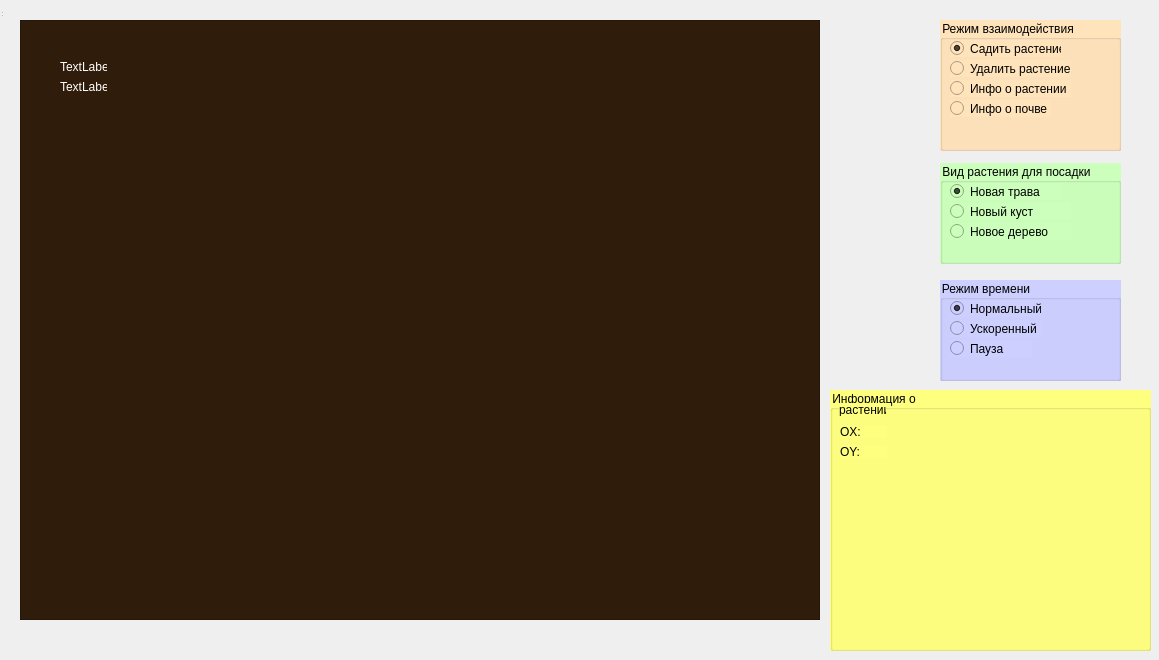
Qt form Forest/mainwidget.ui (GulinAlexey/Prakt2021) before a commit.
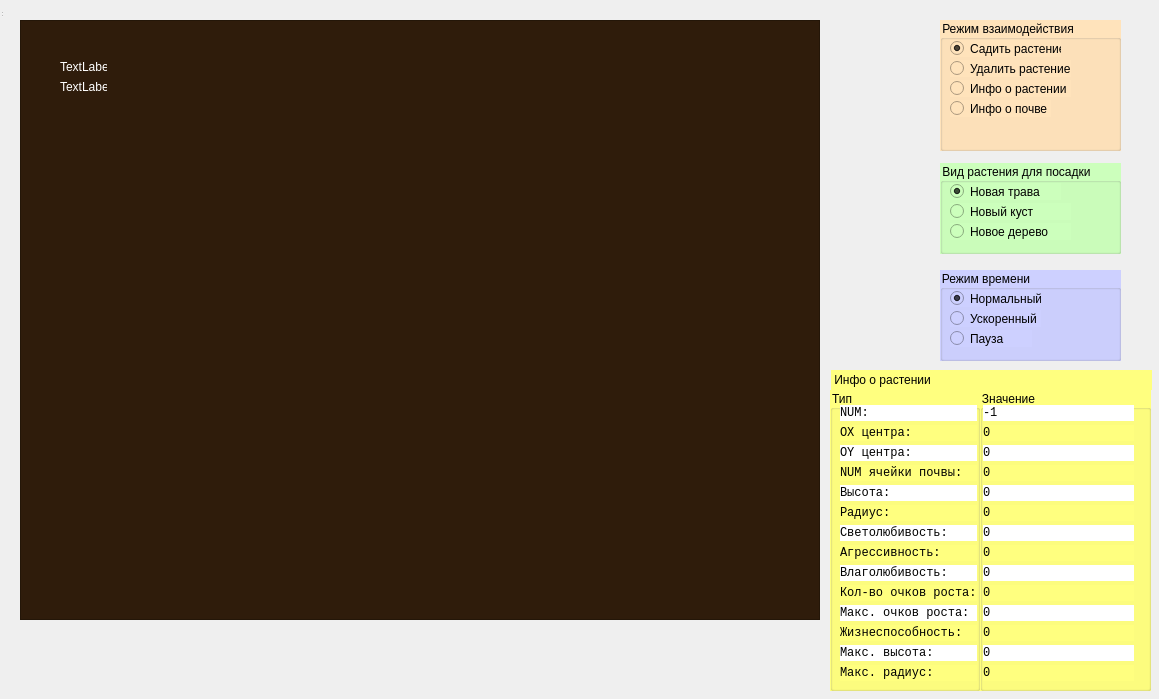
The same form after that commit. Icons and pictures are not drawn.

Commit message: Добавлен и спроектирован блок с инфо о растении

Diff of the .ui file:
```diff
--- a/Forest/mainwidget.ui
+++ b/Forest/mainwidget.ui
@@ -7,7 +7,7 @@
     <x>0</x>
     <y>0</y>
     <width>1159</width>
-    <height>660</height>
+    <height>699</height>
    </rect>
   </property>
   <property name="minimumSize">
@@ -108,9 +108,9 @@
    <property name="geometry">
     <rect>
      <x>940</x>
-     <y>280</y>
+     <y>270</y>
      <width>181</width>
-     <height>101</height>
+     <height>91</height>
     </rect>
    </property>
    <property name="styleSheet">
@@ -468,7 +468,7 @@
      <x>940</x>
      <y>163</y>
      <width>181</width>
-     <height>101</height>
+     <height>91</height>
     </rect>
    </property>
    <property name="styleSheet">
@@ -525,8 +525,8 @@
     <rect>
      <x>830</x>
      <y>390</y>
-     <width>321</width>
-     <height>261</height>
+     <width>150</width>
+     <height>301</height>
     </rect>
    </property>
    <property name="palette">
@@ -975,32 +975,27 @@
     <string notr="true">background-color: rgb(255, 255, 127);</string>
    </property>
    <property name="title">
-    <string>Информация о</string>
+    <string>Тип</string>
    </property>
-   <widget class="QLabel" name="info_0">
-    <property name="geometry">
-     <rect>
-      <x>9</x>
-      <y>13</y>
-      <width>47</width>
-      <height>13</height>
-     </rect>
-    </property>
-    <property name="text">
-     <string>растении</string>
-    </property>
-   </widget>
+   <property name="flat">
+    <bool>false</bool>
+   </property>
    <widget class="QLabel" name="info_1">
     <property name="geometry">
      <rect>
       <x>10</x>
       <y>35</y>
-      <width>47</width>
-      <height>13</height>
+      <width>137</width>
+      <height>16</height>
      </rect>
     </property>
+    <property name="font">
+     <font>
+      <family>Consolas</family>
+     </font>
+    </property>
     <property name="text">
-     <string>OX: </string>
+     <string>OX центра: </string>
     </property>
    </widget>
    <widget class="QLabel" name="info_2">
@@ -1008,14 +1003,1009 @@
      <rect>
       <x>10</x>
       <y>55</y>
-      <width>47</width>
-      <height>13</height>
+      <width>137</width>
+      <height>16</height>
      </rect>
     </property>
+    <property name="font">
+     <font>
+      <family>Consolas</family>
+     </font>
+    </property>
+    <property name="styleSheet">
+     <string notr="true">background-color: rgb(255, 255, 255);</string>
+    </property>
     <property name="text">
-     <string>OY: </string>
+     <string>OY центра: </string>
     </property>
    </widget>
+   <widget class="QLabel" name="info_3">
+    <property name="geometry">
+     <rect>
+      <x>10</x>
+      <y>75</y>
+      <width>137</width>
+      <height>16</height>
+     </rect>
+    </property>
+    <property name="font">
+     <font>
+      <family>Consolas</family>
+     </font>
+    </property>
+    <property name="text">
+     <string>NUM ячейки почвы: </string>
+    </property>
+   </widget>
+   <widget class="QLabel" name="info_4">
+    <property name="geometry">
+     <rect>
+      <x>10</x>
+      <y>95</y>
+      <width>137</width>
+      <height>16</height>
+     </rect>
+    </property>
+    <property name="font">
+     <font>
+      <family>Consolas</family>
+     </font>
+    </property>
+    <property name="styleSheet">
+     <string notr="true">background-color: rgb(255, 255, 255);</string>
+    </property>
+    <property name="text">
+     <string>Высота: </string>
+    </property>
+   </widget>
+   <widget class="QLabel" name="info_6">
+    <property name="geometry">
+     <rect>
+      <x>10</x>
+      <y>135</y>
+      <width>137</width>
+      <height>16</height>
+     </rect>
+    </property>
+    <property name="font">
+     <font>
+      <family>Consolas</family>
+     </font>
+    </property>
+    <property name="styleSheet">
+     <string notr="true">background-color: rgb(255, 255, 255);</string>
+    </property>
+    <property name="text">
+     <string>Светолюбивость: </string>
+    </property>
+   </widget>
+   <widget class="QLabel" name="info_7">
+    <property name="geometry">
+     <rect>
+      <x>10</x>
+      <y>155</y>
+      <width>137</width>
+      <height>16</height>
+     </rect>
+    </property>
+    <property name="font">
+     <font>
+      <family>Consolas</family>
+     </font>
+    </property>
+    <property name="text">
+     <string>Агрессивность: </string>
+    </property>
+   </widget>
+   <widget class="QLabel" name="info_8">
+    <property name="geometry">
+     <rect>
+      <x>10</x>
+      <y>175</y>
+      <width>137</width>
+      <height>16</height>
+     </rect>
+    </property>
+    <property name="font">
+     <font>
+      <family>Consolas</family>
+     </font>
+    </property>
+    <property name="styleSheet">
+     <string notr="true">background-color: rgb(255, 255, 255);</string>
+    </property>
+    <property name="text">
+     <string>Влаголюбивость: </string>
+    </property>
+   </widget>
+   <widget class="QLabel" name="info_9">
+    <property name="geometry">
+     <rect>
+      <x>10</x>
+      <y>195</y>
+      <width>137</width>
+      <height>16</height>
+     </rect>
+    </property>
+    <property name="font">
+     <font>
+      <family>Consolas</family>
+     </font>
+    </property>
+    <property name="text">
+     <string>Кол-во очков роста: </string>
+    </property>
+   </widget>
+   <widget class="QLabel" name="info_5">
+    <property name="geometry">
+     <rect>
+      <x>10</x>
+      <y>115</y>
+      <width>137</width>
+      <height>16</height>
+     </rect>
+    </property>
+    <property name="font">
+     <font>
+      <family>Consolas</family>
+     </font>
+    </property>
+    <property name="text">
+     <string>Радиус: </string>
+    </property>
+   </widget>
+   <widget class="QLabel" name="info_10">
+    <property name="geometry">
+     <rect>
+      <x>10</x>
+      <y>215</y>
+      <width>137</width>
+      <height>16</height>
+     </rect>
+    </property>
+    <property name="font">
+     <font>
+      <family>Consolas</family>
+     </font>
+    </property>
+    <property name="styleSheet">
+     <string notr="true">background-color: rgb(255, 255, 255);</string>
+    </property>
+    <property name="text">
+     <string>Макс. очков роста: </string>
+    </property>
+   </widget>
+   <widget class="QLabel" name="info_11">
+    <property name="geometry">
+     <rect>
+      <x>10</x>
+      <y>235</y>
+      <width>137</width>
+      <height>16</height>
+     </rect>
+    </property>
+    <property name="font">
+     <font>
+      <family>Consolas</family>
+     </font>
+    </property>
+    <property name="text">
+     <string>Жизнеспособность: </string>
+    </property>
+   </widget>
+   <widget class="QLabel" name="info_12">
+    <property name="geometry">
+     <rect>
+      <x>10</x>
+      <y>255</y>
+      <width>137</width>
+      <height>16</height>
+     </rect>
+    </property>
+    <property name="font">
+     <font>
+      <family>Consolas</family>
+     </font>
+    </property>
+    <property name="styleSheet">
+     <string notr="true">background-color: rgb(255, 255, 255);</string>
+    </property>
+    <property name="text">
+     <string>Макс. высота: </string>
+    </property>
+   </widget>
+   <widget class="QLabel" name="info_0">
+    <property name="geometry">
+     <rect>
+      <x>10</x>
+      <y>15</y>
+      <width>137</width>
+      <height>16</height>
+     </rect>
+    </property>
+    <property name="font">
+     <font>
+      <family>Consolas</family>
+     </font>
+    </property>
+    <property name="styleSheet">
+     <string notr="true">background-color: rgb(255, 255, 255);</string>
+    </property>
+    <property name="text">
+     <string>NUM: </string>
+    </property>
+   </widget>
+   <widget class="QLabel" name="info_13">
+    <property name="geometry">
+     <rect>
+      <x>10</x>
+      <y>275</y>
+      <width>137</width>
+      <height>16</height>
+     </rect>
+    </property>
+    <property name="font">
+     <font>
+      <family>Consolas</family>
+     </font>
+    </property>
+    <property name="text">
+     <string>Макс. радиус: </string>
+    </property>
+   </widget>
+  </widget>
+  <widget class="QGroupBox" name="info_box_2">
+   <property name="geometry">
+    <rect>
+     <x>980</x>
+     <y>390</y>
+     <width>171</width>
+     <height>301</height>
+    </rect>
+   </property>
+   <property name="palette">
+    <palette>
+     <active>
+      <colorrole role="WindowText">
+       <brush brushstyle="SolidPattern">
+        <color alpha="255">
+         <red>0</red>
+         <green>0</green>
+         <blue>0</blue>
+        </color>
+       </brush>
+      </colorrole>
+      <colorrole role="Button">
+       <brush brushstyle="SolidPattern">
+        <color alpha="255">
+         <red>255</red>
+         <green>255</green>
+         <blue>127</blue>
+        </color>
+       </brush>
+      </colorrole>
+      <colorrole role="Light">
+       <brush brushstyle="SolidPattern">
+        <color alpha="255">
+         <red>255</red>
+         <green>255</green>
+         <blue>254</blue>
+        </color>
+       </brush>
+      </colorrole>
+      <colorrole role="Midlight">
+       <brush brushstyle="SolidPattern">
+        <color alpha="255">
+         <red>255</red>
+         <green>255</green>
+         <blue>190</blue>
+        </color>
+       </brush>
+      </colorrole>
+      <colorrole role="Dark">
+       <brush brushstyle="SolidPattern">
+        <color alpha="255">
+         <red>127</red>
+         <green>127</green>
+         <blue>63</blue>
+        </color>
+       </brush>
+      </colorrole>
+      <colorrole role="Mid">
+       <brush brushstyle="SolidPattern">
+        <color alpha="255">
+         <red>170</red>
+         <green>170</green>
+         <blue>85</blue>
+        </color>
+       </brush>
+      </colorrole>
+      <colorrole role="Text">
+       <brush brushstyle="SolidPattern">
+        <color alpha="255">
+         <red>0</red>
+         <green>0</green>
+         <blue>0</blue>
+        </color>
+       </brush>
+      </colorrole>
+      <colorrole role="BrightText">
+       <brush brushstyle="SolidPattern">
+        <color alpha="255">
+         <red>255</red>
+         <green>255</green>
+         <blue>255</blue>
+        </color>
+       </brush>
+      </colorrole>
+      <colorrole role="ButtonText">
+       <brush brushstyle="SolidPattern">
+        <color alpha="255">
+         <red>0</red>
+         <green>0</green>
+         <blue>0</blue>
+        </color>
+       </brush>
+      </colorrole>
+      <colorrole role="Base">
+       <brush brushstyle="SolidPattern">
+        <color alpha="255">
+         <red>255</red>
+         <green>255</green>
+         <blue>127</blue>
+        </color>
+       </brush>
+      </colorrole>
+      <colorrole role="Window">
+       <brush brushstyle="SolidPattern">
+        <color alpha="255">
+         <red>255</red>
+         <green>255</green>
+         <blue>127</blue>
+        </color>
+       </brush>
+      </colorrole>
+      <colorrole role="Shadow">
+       <brush brushstyle="SolidPattern">
+        <color alpha="255">
+         <red>0</red>
+         <green>0</green>
+         <blue>0</blue>
+        </color>
+       </brush>
+      </colorrole>
+      <colorrole role="AlternateBase">
+       <brush brushstyle="SolidPattern">
+        <color alpha="255">
+         <red>255</red>
+         <green>255</green>
+         <blue>191</blue>
+        </color>
+       </brush>
+      </colorrole>
+      <colorrole role="ToolTipBase">
+       <brush brushstyle="SolidPattern">
+        <color alpha="255">
+         <red>255</red>
+         <green>255</green>
+         <blue>220</blue>
+        </color>
+       </brush>
+      </colorrole>
+      <colorrole role="ToolTipText">
+       <brush brushstyle="SolidPattern">
+        <color alpha="255">
+         <red>0</red>
+         <green>0</green>
+         <blue>0</blue>
+        </color>
+       </brush>
+      </colorrole>
+      <colorrole role="PlaceholderText">
+       <brush brushstyle="SolidPattern">
+        <color alpha="128">
+         <red>0</red>
+         <green>0</green>
+         <blue>0</blue>
+        </color>
+       </brush>
+      </colorrole>
+     </active>
+     <inactive>
+      <colorrole role="WindowText">
+       <brush brushstyle="SolidPattern">
+        <color alpha="255">
+         <red>0</red>
+         <green>0</green>
+         <blue>0</blue>
+        </color>
+       </brush>
+      </colorrole>
+      <colorrole role="Button">
+       <brush brushstyle="SolidPattern">
+        <color alpha="255">
+         <red>255</red>
+         <green>255</green>
+         <blue>127</blue>
+        </color>
+       </brush>
+      </colorrole>
+      <colorrole role="Light">
+       <brush brushstyle="SolidPattern">
+        <color alpha="255">
+         <red>255</red>
+         <green>255</green>
+         <blue>254</blue>
+        </color>
+       </brush>
+      </colorrole>
+      <colorrole role="Midlight">
+       <brush brushstyle="SolidPattern">
+        <color alpha="255">
+         <red>255</red>
+         <green>255</green>
+         <blue>190</blue>
+        </color>
+       </brush>
+      </colorrole>
+      <colorrole role="Dark">
+       <brush brushstyle="SolidPattern">
+        <color alpha="255">
+         <red>127</red>
+         <green>127</green>
+         <blue>63</blue>
+        </color>
+       </brush>
+      </colorrole>
+      <colorrole role="Mid">
+       <brush brushstyle="SolidPattern">
+        <color alpha="255">
+         <red>170</red>
+         <green>170</green>
+         <blue>85</blue>
+        </color>
+       </brush>
+      </colorrole>
+      <colorrole role="Text">
+       <brush brushstyle="SolidPattern">
+        <color alpha="255">
+         <red>0</red>
+         <green>0</green>
+         <blue>0</blue>
+        </color>
+       </brush>
+      </colorrole>
+      <colorrole role="BrightText">
+       <brush brushstyle="SolidPattern">
+        <color alpha="255">
+         <red>255</red>
+         <green>255</green>
+         <blue>255</blue>
+        </color>
+       </brush>
+      </colorrole>
+      <colorrole role="ButtonText">
+       <brush brushstyle="SolidPattern">
+        <color alpha="255">
+         <red>0</red>
+         <green>0</green>
+         <blue>0</blue>
+        </color>
+       </brush>
+      </colorrole>
+      <colorrole role="Base">
+       <brush brushstyle="SolidPattern">
+        <color alpha="255">
+         <red>255</red>
+         <green>255</green>
+         <blue>127</blue>
+        </color>
+       </brush>
+      </colorrole>
+      <colorrole role="Window">
+       <brush brushstyle="SolidPattern">
+        <color alpha="255">
+         <red>255</red>
+         <green>255</green>
+         <blue>127</blue>
+        </color>
+       </brush>
+      </colorrole>
+      <colorrole role="Shadow">
+       <brush brushstyle="SolidPattern">
+        <color alpha="255">
+         <red>0</red>
+         <green>0</green>
+         <blue>0</blue>
+        </color>
+       </brush>
+      </colorrole>
+      <colorrole role="AlternateBase">
+       <brush brushstyle="SolidPattern">
+        <color alpha="255">
+         <red>255</red>
+         <green>255</green>
+         <blue>191</blue>
+        </color>
+       </brush>
+      </colorrole>
+      <colorrole role="ToolTipBase">
+       <brush brushstyle="SolidPattern">
+        <color alpha="255">
+         <red>255</red>
+         <green>255</green>
+         <blue>220</blue>
+        </color>
+       </brush>
+      </colorrole>
+      <colorrole role="ToolTipText">
+       <brush brushstyle="SolidPattern">
+        <color alpha="255">
+         <red>0</red>
+         <green>0</green>
+         <blue>0</blue>
+        </color>
+       </brush>
+      </colorrole>
+      <colorrole role="PlaceholderText">
+       <brush brushstyle="SolidPattern">
+        <color alpha="128">
+         <red>0</red>
+         <green>0</green>
+         <blue>0</blue>
+        </color>
+       </brush>
+      </colorrole>
+     </inactive>
+     <disabled>
+      <colorrole role="WindowText">
+       <brush brushstyle="SolidPattern">
+        <color alpha="255">
+         <red>127</red>
+         <green>127</green>
+         <blue>63</blue>
+        </color>
+       </brush>
+      </colorrole>
+      <colorrole role="Button">
+       <brush brushstyle="SolidPattern">
+        <color alpha="255">
+         <red>255</red>
+         <green>255</green>
+         <blue>127</blue>
+        </color>
+       </brush>
+      </colorrole>
+      <colorrole role="Light">
+       <brush brushstyle="SolidPattern">
+        <color alpha="255">
+         <red>255</red>
+         <green>255</green>
+         <blue>254</blue>
+        </color>
+       </brush>
+      </colorrole>
+      <colorrole role="Midlight">
+       <brush brushstyle="SolidPattern">
+        <color alpha="255">
+         <red>255</red>
+         <green>255</green>
+         <blue>190</blue>
+        </color>
+       </brush>
+      </colorrole>
+      <colorrole role="Dark">
+       <brush brushstyle="SolidPattern">
+        <color alpha="255">
+         <red>127</red>
+         <green>127</green>
+         <blue>63</blue>
+        </color>
+       </brush>
+      </colorrole>
+      <colorrole role="Mid">
+       <brush brushstyle="SolidPattern">
+        <color alpha="255">
+         <red>170</red>
+         <green>170</green>
+         <blue>85</blue>
+        </color>
+       </brush>
+      </colorrole>
+      <colorrole role="Text">
+       <brush brushstyle="SolidPattern">
+        <color alpha="255">
+         <red>127</red>
+         <green>127</green>
+         <blue>63</blue>
+        </color>
+       </brush>
+      </colorrole>
+      <colorrole role="BrightText">
+       <brush brushstyle="SolidPattern">
+        <color alpha="255">
+         <red>255</red>
+         <green>255</green>
+         <blue>255</blue>
+        </color>
+       </brush>
+      </colorrole>
+      <colorrole role="ButtonText">
+       <brush brushstyle="SolidPattern">
+        <color alpha="255">
+         <red>127</red>
+         <green>127</green>
+         <blue>63</blue>
+        </color>
+       </brush>
+      </colorrole>
+      <colorrole role="Base">
+       <brush brushstyle="SolidPattern">
+        <color alpha="255">
+         <red>255</red>
+         <green>255</green>
+         <blue>127</blue>
+        </color>
+       </brush>
+      </colorrole>
+      <colorrole role="Window">
+       <brush brushstyle="SolidPattern">
+        <color alpha="255">
+         <red>255</red>
+         <green>255</green>
+         <blue>127</blue>
+        </color>
+       </brush>
+      </colorrole>
+      <colorrole role="Shadow">
+       <brush brushstyle="SolidPattern">
+        <color alpha="255">
+         <red>0</red>
+         <green>0</green>
+         <blue>0</blue>
+        </color>
+       </brush>
+      </colorrole>
+      <colorrole role="AlternateBase">
+       <brush brushstyle="SolidPattern">
+        <color alpha="255">
+         <red>255</red>
+         <green>255</green>
+         <blue>127</blue>
+        </color>
+       </brush>
+      </colorrole>
+      <colorrole role="ToolTipBase">
+       <brush brushstyle="SolidPattern">
+        <color alpha="255">
+         <red>255</red>
+         <green>255</green>
+         <blue>220</blue>
+        </color>
+       </brush>
+      </colorrole>
+      <colorrole role="ToolTipText">
+       <brush brushstyle="SolidPattern">
+        <color alpha="255">
+         <red>0</red>
+         <green>0</green>
+         <blue>0</blue>
+        </color>
+       </brush>
+      </colorrole>
+      <colorrole role="PlaceholderText">
+       <brush brushstyle="SolidPattern">
+        <color alpha="128">
+         <red>0</red>
+         <green>0</green>
+         <blue>0</blue>
+        </color>
+       </brush>
+      </colorrole>
+     </disabled>
+    </palette>
+   </property>
+   <property name="styleSheet">
+    <string notr="true">background-color: rgb(255, 255, 127);</string>
+   </property>
+   <property name="title">
+    <string>Значение</string>
+   </property>
+   <property name="flat">
+    <bool>false</bool>
+   </property>
+   <widget class="QLabel" name="i_1">
+    <property name="geometry">
+     <rect>
+      <x>3</x>
+      <y>35</y>
+      <width>151</width>
+      <height>16</height>
+     </rect>
+    </property>
+    <property name="font">
+     <font>
+      <family>Consolas</family>
+     </font>
+    </property>
+    <property name="text">
+     <string>0</string>
+    </property>
+   </widget>
+   <widget class="QLabel" name="i_2">
+    <property name="geometry">
+     <rect>
+      <x>3</x>
+      <y>55</y>
+      <width>151</width>
+      <height>16</height>
+     </rect>
+    </property>
+    <property name="font">
+     <font>
+      <family>Consolas</family>
+     </font>
+    </property>
+    <property name="styleSheet">
+     <string notr="true">background-color: rgb(255, 255, 255);</string>
+    </property>
+    <property name="text">
+     <string>0</string>
+    </property>
+   </widget>
+   <widget class="QLabel" name="i_3">
+    <property name="geometry">
+     <rect>
+      <x>3</x>
+      <y>75</y>
+      <width>151</width>
+      <height>16</height>
+     </rect>
+    </property>
+    <property name="font">
+     <font>
+      <family>Consolas</family>
+     </font>
+    </property>
+    <property name="text">
+     <string>0</string>
+    </property>
+   </widget>
+   <widget class="QLabel" name="i_4">
+    <property name="geometry">
+     <rect>
+      <x>3</x>
+      <y>95</y>
+      <width>151</width>
+      <height>16</height>
+     </rect>
+    </property>
+    <property name="font">
+     <font>
+      <family>Consolas</family>
+     </font>
+    </property>
+    <property name="styleSheet">
+     <string notr="true">background-color: rgb(255, 255, 255);</string>
+    </property>
+    <property name="text">
+     <string>0</string>
+    </property>
+   </widget>
+   <widget class="QLabel" name="i_6">
+    <property name="geometry">
+     <rect>
+      <x>3</x>
+      <y>135</y>
+      <width>151</width>
+      <height>16</height>
+     </rect>
+    </property>
+    <property name="font">
+     <font>
+      <family>Consolas</family>
+     </font>
+    </property>
+    <property name="styleSheet">
+     <string notr="true">background-color: rgb(255, 255, 255);</string>
+    </property>
+    <property name="text">
+     <string>0</string>
+    </property>
+   </widget>
+   <widget class="QLabel" name="i_7">
+    <property name="geometry">
+     <rect>
+      <x>3</x>
+      <y>155</y>
+      <width>151</width>
+      <height>16</height>
+     </rect>
+    </property>
+    <property name="font">
+     <font>
+      <family>Consolas</family>
+     </font>
+    </property>
+    <property name="text">
+     <string>0</string>
+    </property>
+   </widget>
+   <widget class="QLabel" name="i_8">
+    <property name="geometry">
+     <rect>
+      <x>3</x>
+      <y>175</y>
+      <width>151</width>
+      <height>16</height>
+     </rect>
+    </property>
+    <property name="font">
+     <font>
+      <family>Consolas</family>
+     </font>
+    </property>
+    <property name="styleSheet">
+     <string notr="true">background-color: rgb(255, 255, 255);</string>
+    </property>
+    <property name="text">
+     <string>0</string>
+    </property>
+   </widget>
+   <widget class="QLabel" name="i_9">
+    <property name="geometry">
+     <rect>
+      <x>3</x>
+      <y>195</y>
+      <width>151</width>
+      <height>16</height>
+     </rect>
+    </property>
+    <property name="font">
+     <font>
+      <family>Consolas</family>
+     </font>
+    </property>
+    <property name="text">
+     <string>0</string>
+    </property>
+   </widget>
+   <widget class="QLabel" name="i_5">
+    <property name="geometry">
+     <rect>
+      <x>3</x>
+      <y>115</y>
+      <width>151</width>
+      <height>16</height>
+     </rect>
+    </property>
+    <property name="font">
+     <font>
+      <family>Consolas</family>
+     </font>
+    </property>
+    <property name="text">
+     <string>0</string>
+    </property>
+   </widget>
+   <widget class="QLabel" name="i_10">
+    <property name="geometry">
+     <rect>
+      <x>3</x>
+      <y>215</y>
+      <width>151</width>
+      <height>16</height>
+     </rect>
+    </property>
+    <property name="font">
+     <font>
+      <family>Consolas</family>
+     </font>
+    </property>
+    <property name="styleSheet">
+     <string notr="true">background-color: rgb(255, 255, 255);</string>
+    </property>
+    <property name="text">
+     <string>0</string>
+    </property>
+   </widget>
+   <widget class="QLabel" name="i_11">
+    <property name="geometry">
+     <rect>
+      <x>3</x>
+      <y>235</y>
+      <width>151</width>
+      <height>16</height>
+     </rect>
+    </property>
+    <property name="font">
+     <font>
+      <family>Consolas</family>
+     </font>
+    </property>
+    <property name="text">
+     <string>0</string>
+    </property>
+   </widget>
+   <widget class="QLabel" name="i_12">
+    <property name="geometry">
+     <rect>
+      <x>3</x>
+      <y>255</y>
+      <width>151</width>
+      <height>16</height>
+     </rect>
+    </property>
+    <property name="font">
+     <font>
+      <family>Consolas</family>
+     </font>
+    </property>
+    <property name="styleSheet">
+     <string notr="true">background-color: rgb(255, 255, 255);</string>
+    </property>
+    <property name="text">
+     <string>0</string>
+    </property>
+   </widget>
+   <widget class="QLabel" name="i_0">
+    <property name="geometry">
+     <rect>
+      <x>3</x>
+      <y>15</y>
+      <width>151</width>
+      <height>16</height>
+     </rect>
+    </property>
+    <property name="font">
+     <font>
+      <family>Consolas</family>
+     </font>
+    </property>
+    <property name="styleSheet">
+     <string notr="true">background-color: rgb(255, 255, 255);</string>
+    </property>
+    <property name="text">
+     <string>-1</string>
+    </property>
+   </widget>
+   <widget class="QLabel" name="i_13">
+    <property name="geometry">
+     <rect>
+      <x>3</x>
+      <y>275</y>
+      <width>151</width>
+      <height>16</height>
+     </rect>
+    </property>
+    <property name="font">
+     <font>
+      <family>Consolas</family>
+     </font>
+    </property>
+    <property name="text">
+     <string>0</string>
+    </property>
+   </widget>
+  </widget>
+  <widget class="QLabel" name="info_name">
+   <property name="geometry">
+    <rect>
+     <x>831</x>
+     <y>370</y>
+     <width>321</width>
+     <height>20</height>
+    </rect>
+   </property>
+   <property name="styleSheet">
+    <string notr="true">background-color: rgb(255, 255, 127);</string>
+   </property>
+   <property name="text">
+    <string> Инфо о растении</string>
+   </property>
+   <property name="textFormat">
+    <enum>Qt::PlainText</enum>
+   </property>
   </widget>
  </widget>
  <resources/>
```
The commit also changes 3 other files.
